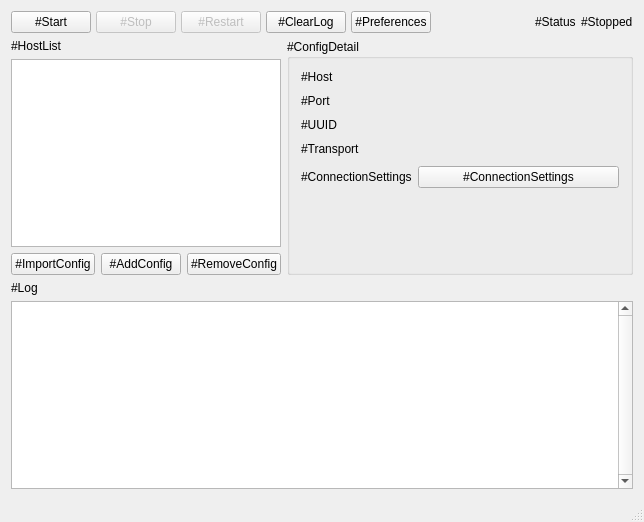
The window that src/w_MainWindow.ui (darsvador/qvssr) describes before a commit, drawn with Qt 5.
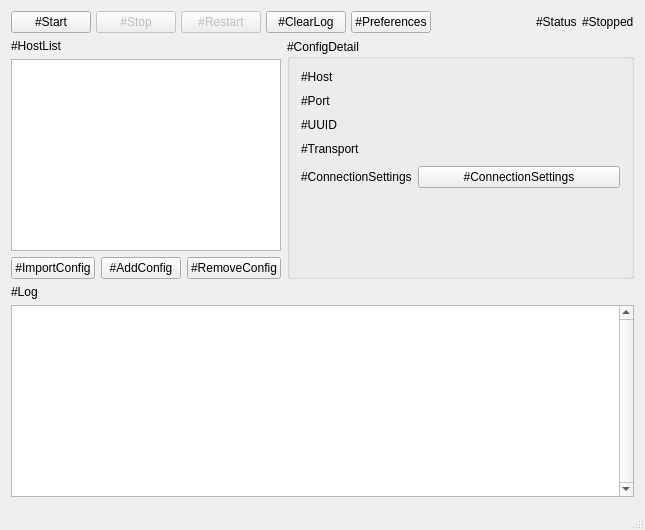
The same window after the commit.

```diff
--- a/src/w_MainWindow.ui
+++ b/src/w_MainWindow.ui
@@ -9,8 +9,8 @@
    <rect>
     <x>0</x>
     <y>0</y>
-    <width>644</width>
-    <height>522</height>
+    <width>645</width>
+    <height>530</height>
    </rect>
   </property>
   <property name="sizePolicy">
@@ -21,8 +21,8 @@
   </property>
   <property name="minimumSize">
    <size>
-    <width>568</width>
-    <height>457</height>
+    <width>645</width>
+    <height>530</height>
    </size>
   </property>
   <property name="windowTitle">
@@ -285,6 +285,12 @@
       <property name="verticalScrollBarPolicy">
        <enum>Qt::ScrollBarAlwaysOn</enum>
       </property>
+      <property name="lineWrapMode">
+       <enum>QTextEdit::NoWrap</enum>
+      </property>
+      <property name="openLinks">
+       <bool>false</bool>
+      </property>
      </widget>
     </item>
    </layout>
```
